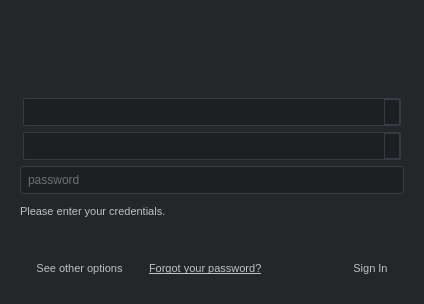
First picture: the form in python/tank/authentication/resources/login_dialog.ui, repository shotgunsoftware/tk-core, before the edit.
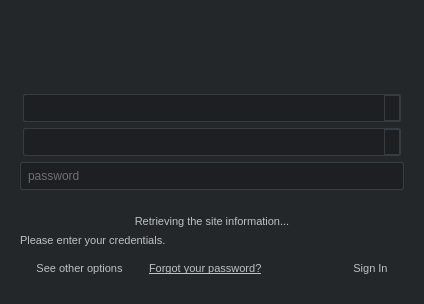
Second picture: the form after the edit. Icons and pictures are not drawn. Custom widgets are drawn as their Qt base class.

Commit message: Spinner step3: Add a label in the UI to display the spinner icon

```diff
--- a/python/tank/authentication/resources/login_dialog.ui
+++ b/python/tank/authentication/resources/login_dialog.ui
@@ -251,6 +251,31 @@
             </property>
            </widget>
           </item>
+          <!-- <layout class="QVBoxLayout" name="refresh_site_info_verticalLayout">
+           <property name="margin" stdset="0">
+            <number>0</number>
+           </property> -->
+           <item>
+            <widget class="QLabel" name="refresh_site_info_spinner">
+             <property name="text">
+              <string/>
+             </property>
+             <property name="alignment">
+              <set>Qt::AlignHCenter|Qt::AlignVCenter</set>
+             </property>
+            </widget>
+           </item>
+           <item>
+            <widget class="QLabel" name="refresh_site_info_label">
+             <property name="text">
+              <string>Retrieving the site information...</string>
+             </property>
+             <property name="alignment">
+              <set>Qt::AlignHCenter|Qt::AlignVCenter</set>
+             </property>
+            </widget>
+           </item>
+          <!-- </layout> -->
           <item>
            <widget class="QLabel" name="message">
             <property name="sizePolicy">
```
The commit also changes 1 other file.
